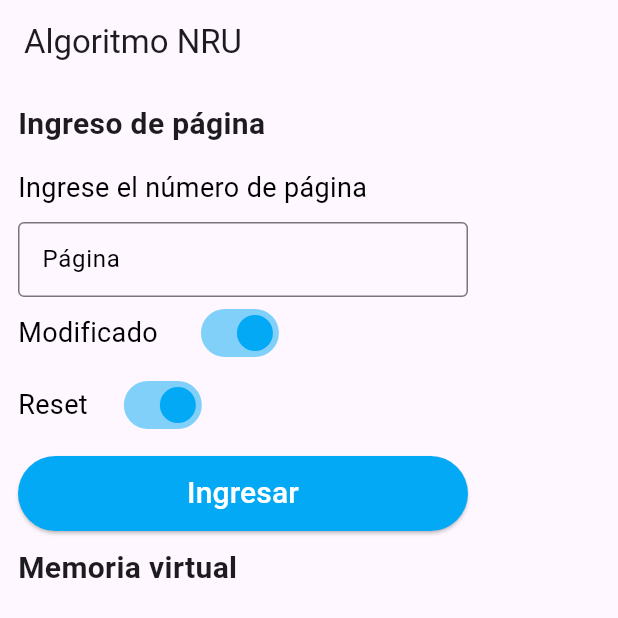
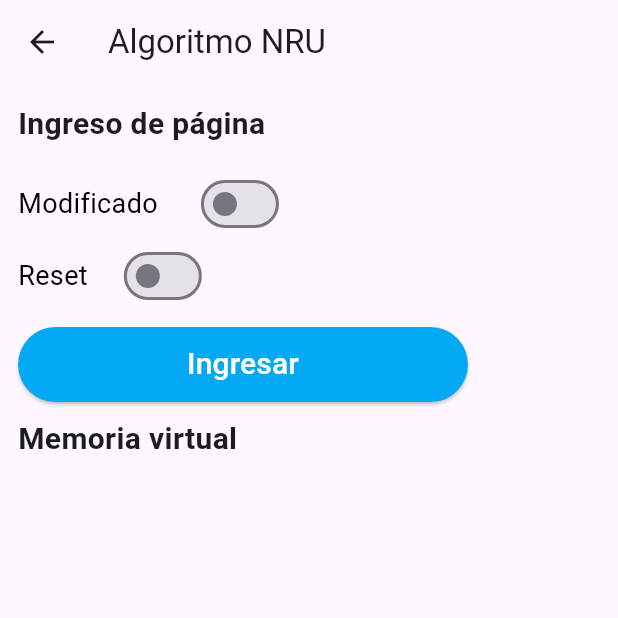
Before and after one commit to joseboba/memory-so-2, a Flutter app: the NruAlgorithmScreen screen opened by its route, on a phone screen of 412 x 824 dp, the top half of it. Run offline on Flutter 3.47's test engine with Material 3 defaults, Android fonts, the phone set to English and light mode, and no system bars; our stand-ins replace bloc, equatable, flutter_bloc, get_it, go_router.

Commit message:
Mejoras y algoritmo funcional

```diff
--- a/lib/presentation/blocs/nru/nru_event.dart
+++ b/lib/presentation/blocs/nru/nru_event.dart
@@ -9,11 +9,49 @@ abstract class NruEvent extends Equatable {
   List<Object> get props => [];
 }
 
+class Restart extends NruEvent {}
+
 class AddNruElement extends NruEvent {
-  final NruColumn nruElement;
+  final NruElement nruElement;
 
   const AddNruElement(this.nruElement);
 
   @override
   List<Object> get props => [nruElement];
 }
+
+class ChangeResetValue extends NruEvent {
+  final bool reset;
+
+  const ChangeResetValue(this.reset);
+
+  @override
+  List<Object> get props => [reset];
+}
+
+class ChangeModificationValue extends NruEvent {
+  final bool modificationBit;
+
+  const ChangeModificationValue(this.modificationBit);
+
+    @override
+  List<Object> get props => [modificationBit];
+}
+
+class AddNruColumn extends NruEvent {
+  final NruColumn nruColumn;
+
+  const AddNruColumn(this.nruColumn);
+
+  @override
+  List<Object> get props => [nruColumn];
+}
+
+class ResetNruColumn extends NruEvent {
+  final NruColumn nruColumn;
+
+  const ResetNruColumn(this.nruColumn);
+
+  @override
+  List<Object> get props => [nruColumn];
+}
--- a/lib/presentation/blocs/nru/nru_state.dart
+++ b/lib/presentation/blocs/nru/nru_state.dart
@@ -4,22 +4,25 @@ class NruState extends Equatable {
   final List<NruColumn> nruColumns;
   final bool modificationBit;
   final bool reset;
+  final int lastNruElementNumber;
 
 
-  const NruState({required this.nruColumns, this.modificationBit = false, this.reset = false});
+  const NruState({required this.nruColumns ,this.modificationBit = false, this.reset = false, this.lastNruElementNumber = 0});
 
   NruState copyWith({
     List<NruColumn>? nruColumns,
     bool? modificationBit,
     bool? reset,
+    int? lastNruElementNumber,
   }) {
     return NruState(
       nruColumns: nruColumns ?? this.nruColumns,
       modificationBit: modificationBit ?? this.modificationBit,
       reset: reset ?? this.reset,
+      lastNruElementNumber: lastNruElementNumber ?? this.lastNruElementNumber
     );
   }
 
   @override
-  List<Object> get props => [nruColumns, modificationBit, reset];
+  List<Object> get props => [nruColumns, modificationBit, reset, lastNruElementNumber];
 }
--- a/lib/presentation/screens/algorithms/nru/nru_algorithm_screen.dart
+++ b/lib/presentation/screens/algorithms/nru/nru_algorithm_screen.dart
@@ -1,7 +1,12 @@
+import 'dart:ui';
+
+import 'package:flutter/cupertino.dart';
 import 'package:flutter/material.dart';
+import 'package:flutter/rendering.dart';
 import 'package:flutter/services.dart';
 import 'package:flutter/widgets.dart';
 import 'package:flutter_bloc/flutter_bloc.dart';
+import 'package:memory/domain/entities/nru_element.dart';
 import 'package:memory/presentation/blocs/nru/nru_bloc.dart';
 import 'package:memory/presentation/widgets/widgets.dart';
 
@@ -12,12 +17,22 @@ class NruAlgorithmScreen extends StatelessWidget {
   Widget build(BuildContext context) {
 
     final nruState = context.watch<NruBloc>().state;
+    final ScrollController controller = ScrollController();
 
     return Scaffold(
       appBar: AppBar(
         title: const Text('Algoritmo NRU'),
+        leading:  IconButton(
+          icon: const Icon(Icons.arrow_back),
+          onPressed: (){
+            Navigator.pop(context,true);
+            context.read<NruBloc>().add((Restart()));
+          }
+        )
       ),
-      body:Padding(
+      body: SingleChildScrollView(
+
+        child: Padding(
           padding: const EdgeInsets.all(12),
           child: Column(
             crossAxisAlignment: CrossAxisAlignment.start,
@@ -32,47 +47,16 @@ class NruAlgorithmScreen extends StatelessWidget {
               const SizedBox(
                 height: 15,
               ),
-            const Text(
-              "Ingrese el número de página",
-              textAlign: TextAlign.left,
-              style: TextStyle(
-                  fontSize: 18,
-                  color: Colors.black
-              ),
-            ),
-            Container(
-              width: 300,
-              height: 50,
-              margin: const EdgeInsets.only(top: 10),
-              child:
-              TextField(
-                obscureText: false,
-                enabled: true,
-                decoration: const InputDecoration(
-                    labelStyle: TextStyle(
-                        color: Colors.black
-                    ),
-                    border: OutlineInputBorder(),
-                    labelText: 'Página',
-                    focusedBorder: OutlineInputBorder(
-                        borderSide: BorderSide(color: Colors.lightBlue)
-                    )
-                ),
-                keyboardType: TextInputType.number,
-                inputFormatters: <TextInputFormatter>[
-                  FilteringTextInputFormatter.digitsOnly
-                ],
-              ),
-
-            ),
-            createRowWithSwitch(text: "Modificado "),
-            createRowWithSwitch(text: "Reset"),
+              createRowWithSwitch(text: "Modificado ", state: nruState, position: 1, context:  context ),
+              createRowWithSwitch(text: "Reset", state: nruState, position: 2, context:  context),
               Container(
                 height: 50,
                 width: 300,
                 margin: const EdgeInsets.only(top: 10, bottom: 10),
                 child: createButton(
-                  textButton: "Ingresar"
+                    textButton: "Ingresar",
+                    context: context,
+                    state: nruState
                 ),
               ),
               const Text(
@@ -82,31 +66,40 @@ class NruAlgorithmScreen extends StatelessWidget {
                     fontWeight: FontWeight.bold
                 ),
               ),
-            Padding(
+              Container(
+                  width: double.infinity,
+                  height: 500,
                   padding: const EdgeInsets.only(top: 15),
                   child: nruState.nruColumns.isNotEmpty ?
-                Row(
-                  children:
-                  nruState.nruColumns.map((column) =>
-                      Row(
+                  ScrollConfiguration(
+                    behavior: MyCustomScrollBehavior(),
+                    child: ListView.builder(
+                      controller: controller,
+                      itemCount: nruState.nruColumns.length,
+                      scrollDirection: Axis.horizontal,
+                      itemBuilder: (BuildContext context, int index) {
+                        return Row(
                             children: [
-                          MemoryColumn(nruColumn: column),
+                              MemoryColumn(nruColumn: nruState.nruColumns[index]),
                               const SizedBox(width: 10,)
                             ],
+                          );
+                      },
+                    ),
                   )
-                  ).toList() as List<Widget>,
-                ) : const SizedBox()
+                  : const SizedBox()
               ),
               const SizedBox(
                 height: 10,
               )
             ],
           ),
+        ),
       )
     );
   }
 
-  Widget createRowWithSwitch({String text = ""}){
+  Widget createRowWithSwitch({String text = "", required NruState  state, required int position, required BuildContext context}){
     return Row(
       children: [
         Text(
@@ -120,19 +113,35 @@ class NruAlgorithmScreen extends StatelessWidget {
           width: 20,
         ),
         Switch(
-
-          value: true,
+          value: position == 2 ? state.reset : state.modificationBit ,
           activeColor: Colors.lightBlue,
           onChanged: (bool value) {
-
+            if(position == 2){
+              context.read<NruBloc>().add(ChangeResetValue(value));
+            } else {
+               if(!state.reset){
+                 context.read<NruBloc>().add(ChangeModificationValue(value));
+               }
+            }
           })
       ],
     );
   }
 
-  Widget createButton({String textButton = "botón"}){
+  Widget createButton({String textButton = "botón", required NruState  state, required BuildContext context}){
     return  ElevatedButton(
-      onPressed: ()=>{},
+      onPressed: ()=>{
+        if(state.reset){
+            if(state.nruColumns.isEmpty){
+              _showMyDialog(context: context, text: "Se debe agregar alguna página.")
+            } else {
+              context.read<NruBloc>().add(ResetNruColumn(state.nruColumns.last))
+            }
+        } else {
+            context.read<NruBloc>().add(AddNruElement(NruElement(page: (state.lastNruElementNumber + 1).toString(),referenceBit: "1", modificationBit: state.modificationBit ? "1": "0")))
+        }
+        //_showMyDialog(context: context, text:  "asdas")
+      },
       style: ElevatedButton.styleFrom(
         backgroundColor: Colors.lightBlue
       ),
@@ -145,4 +154,45 @@ class NruAlgorithmScreen extends StatelessWidget {
       )
     );
   }
+
+  Future<void> _showMyDialog({required BuildContext context, required String text}) async {
+
+  return showDialog<void>(
+    context: context,
+    barrierDismissible: false, // user must tap button!
+    builder: (BuildContext context) {
+      return AlertDialog(
+        title: const Text('Aviso'),
+        content: SingleChildScrollView(
+          child: ListBody(
+            children: <Widget>[
+              Text(text)
+            ],
+          ),
+        ),
+        actions: <Widget>[
+          TextButton(
+            child: const Text('Aceptar', style: TextStyle(color: Colors.white),),
+            style: TextButton.styleFrom(
+              backgroundColor: Colors.lightBlue,
+            ),
+            onPressed: () {
+              Navigator.of(context).pop();
+            },
+          ),
+        ],
+      );
+    },
+  );
 }
+}
+
+   class MyCustomScrollBehavior extends MaterialScrollBehavior {
+      // Override behavior methods and getters like dragDevices
+      @override
+      Set<PointerDeviceKind> get dragDevices => {
+        PointerDeviceKind.touch,
+        PointerDeviceKind.mouse,
+        // etc.
+      };
+    }
--- a/lib/presentation/widgets/shared/memory_page.dart
+++ b/lib/presentation/widgets/shared/memory_page.dart
@@ -11,7 +11,7 @@ class MemoryPage extends StatelessWidget {
   @override
   Widget build(BuildContext context) {
     return Container(
-      width: 60,
+      width: 80,
       height: 40,
       decoration: BoxDecoration(
         border: Border.all(color: Colors.black),
```
Also changed, not shown: lib/presentation/blocs/nru/nru_bloc.dart (+85 -1 lines), lib/presentation/widgets/shared/memory_column.dart (+15 -3 lines). Lines whose indentation alone changed are shown as unchanged.
